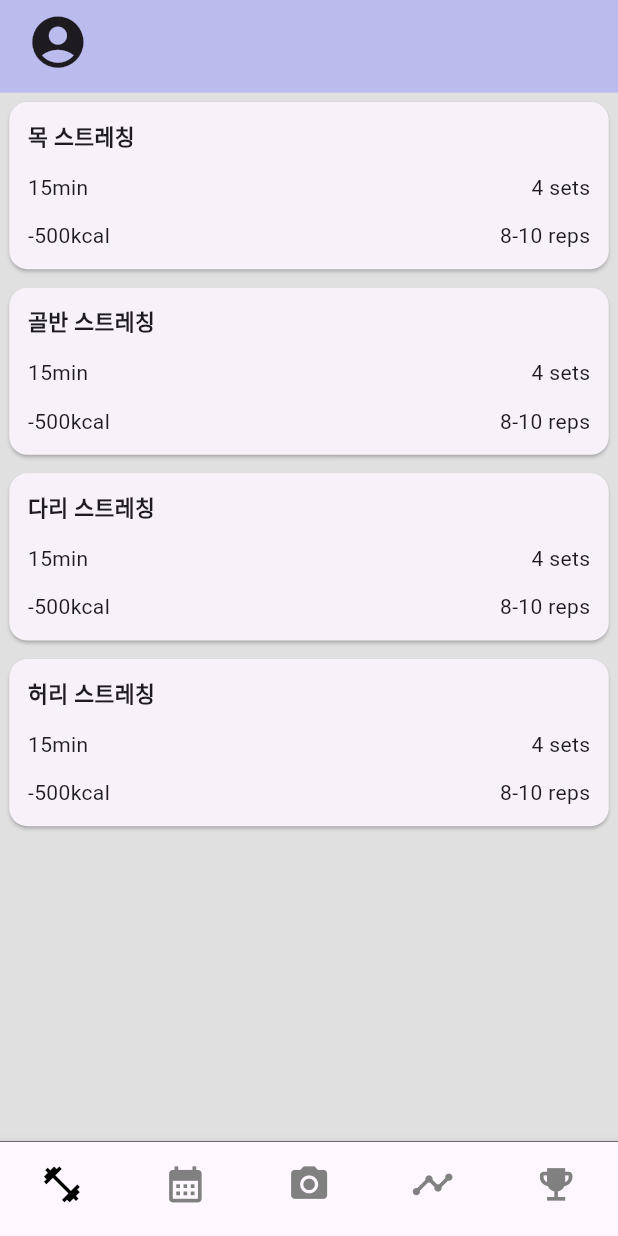
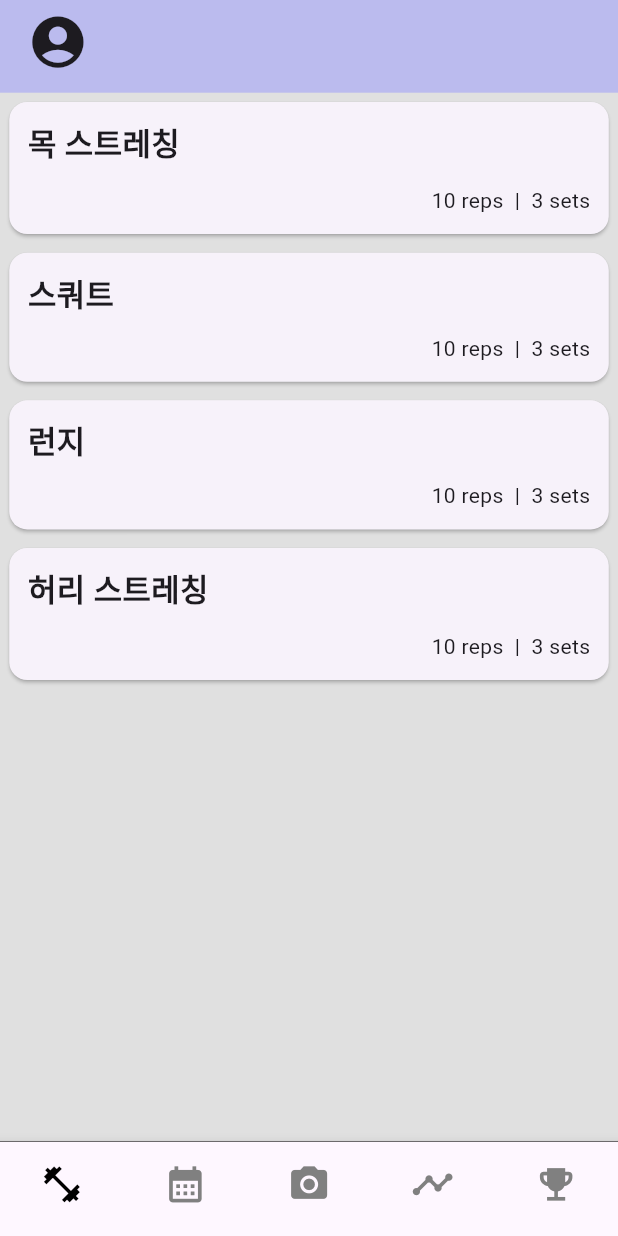
Before and after one commit to 2024-Match-up/matchup, a Flutter app: the BottomNavBar screen opened directly with empty values, on a phone screen of 412 x 824 dp. Run offline on Flutter 3.47's test engine with Material 3 defaults, Android fonts, the light colour scheme and no system bars; our stand-ins replace camera, fl_chart, flutter_tts, photo_view, table_calendar; missing offline and left inert: google_mlkit_commons, google_mlkit_pose_detection.

Commit message:
feat: 운동 설명 페이지 퍼블리싱 수정

```diff
--- a/frontend/lib/screens/exercise/exercise_screen.dart
+++ b/frontend/lib/screens/exercise/exercise_screen.dart
@@ -17,40 +17,32 @@ class _ExerciseScreenState extends State<ExerciseScreen> {
       children: <Widget>[
         ExerciseCard(
           title: '목 스트레칭',
-          duration: '15min',
-          calories: '-500kcal',
-          sets: '4 sets',
-          reps: '8-10 reps',
+          sets: '3 sets',
+          reps: '10 reps',
           onTap: () {
             _navigateToScreen(NeckStretchScreen());
           },
         ),
         ExerciseCard(
-          title: '골반 스트레칭',
-          duration: '15min',
-          calories: '-500kcal',
-          sets: '4 sets',
-          reps: '8-10 reps',
+          title: '스쿼트',
+          sets: '3 sets',
+          reps: '10 reps',
           onTap: () {
             _navigateToScreen(HipStretchScreen());
           },
         ),
         ExerciseCard(
-          title: '다리 스트레칭',
-          duration: '15min',
-          calories: '-500kcal',
-          sets: '4 sets',
-          reps: '8-10 reps',
+          title: '런지',
+          sets: '3 sets',
+          reps: '10 reps',
           onTap: () {
             _navigateToScreen(LegStretchScreen());
           },
         ),
         ExerciseCard(
           title: '허리 스트레칭',
-          duration: '15min',
-          calories: '-500kcal',
-          sets: '4 sets',
-          reps: '8-10 reps',
+          sets: '3 sets',
+          reps: '10 reps',
           onTap: () {
             _navigateToScreen(WaistStretchScreen());
           },
@@ -69,8 +61,6 @@ class _ExerciseScreenState extends State<ExerciseScreen> {
 
 class ExerciseCard extends StatelessWidget {
   final String title;
-  final String duration;
-  final String calories;
   final String sets;
   final String reps;
   final VoidCallback? onTap;
@@ -78,8 +68,6 @@ class ExerciseCard extends StatelessWidget {
   const ExerciseCard({
     Key? key,
     required this.title,
-    required this.duration,
-    required this.calories,
     required this.sets,
     required this.reps,
     this.onTap,
@@ -106,24 +94,17 @@ class ExerciseCard extends StatelessWidget {
                     Text(
                       title,
                       style: TextStyle(
-                        fontSize: screenWidth * 0.035,
+                        fontSize: screenWidth * 0.05,
                         fontWeight: FontWeight.bold,
                       ),
                     ),
                     SizedBox(height: screenWidth * 0.03),
                     Row(
-                      mainAxisAlignment: MainAxisAlignment.spaceBetween,
+                      mainAxisAlignment: MainAxisAlignment.end,
                       children: <Widget>[
-                        Text(duration),
+                        Text(reps),
+                        Text('  |  '),
                         Text(sets),
-                      ],
-                    ),
-                    SizedBox(height: screenWidth * 0.03),
-                    Row(
-                      mainAxisAlignment: MainAxisAlignment.spaceBetween,
-                      children: <Widget>[
-                        Text(calories),
-                        Text(reps),
                       ],
                     ),
                   ],
```
